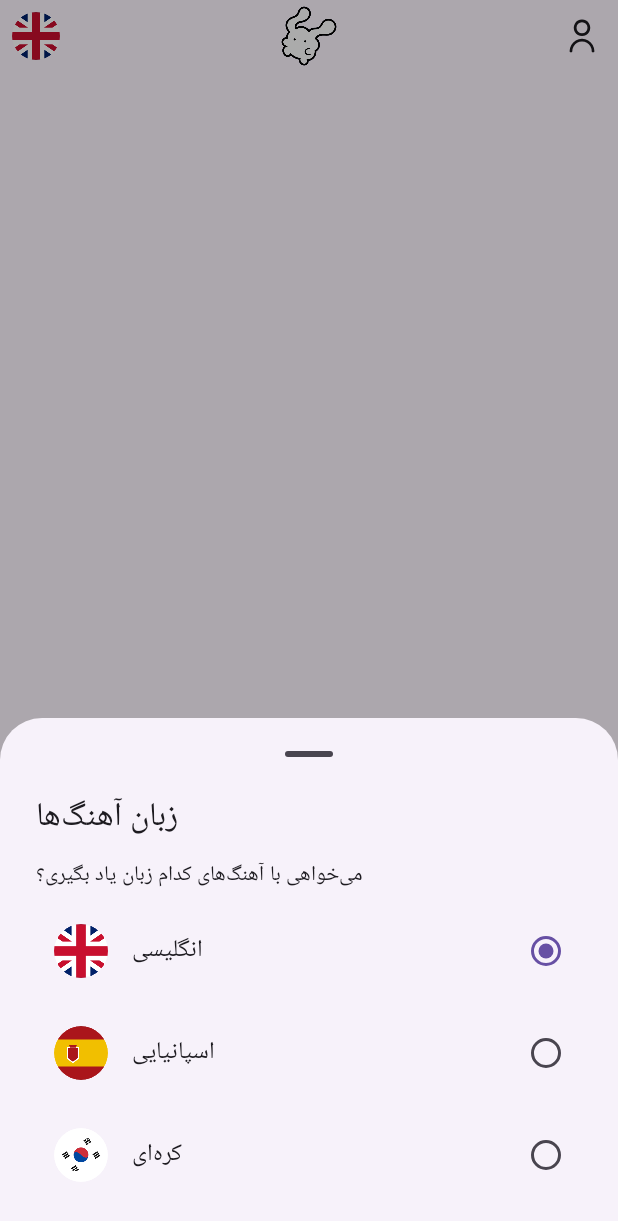
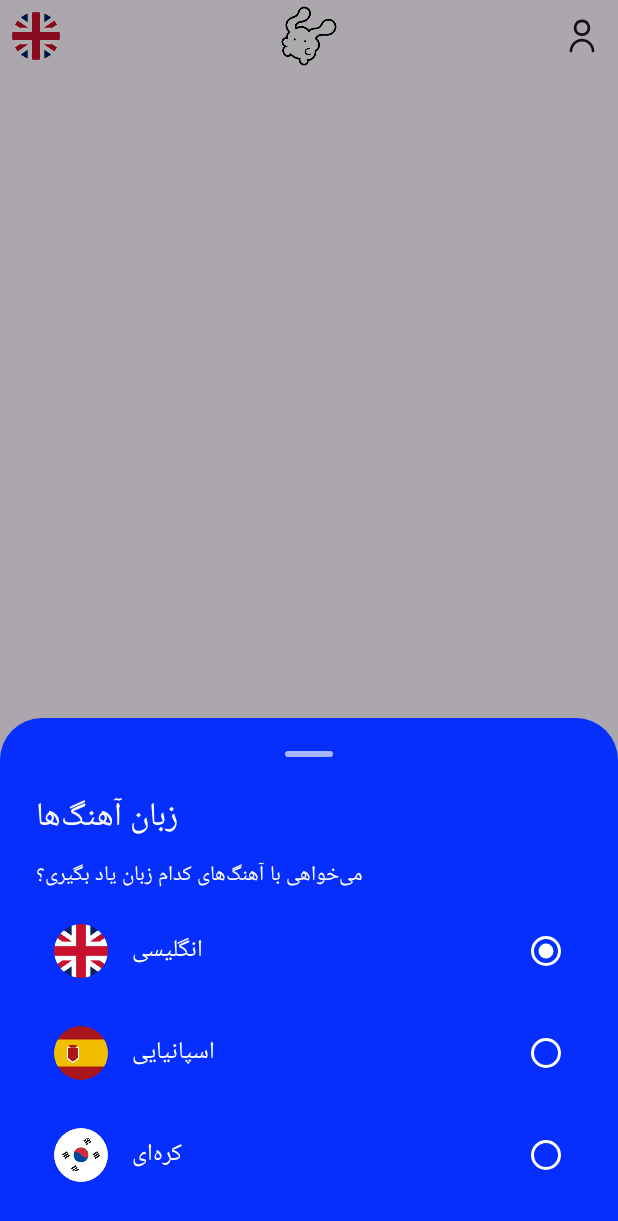
Before and after one commit to khodehydro/reedance-android, an Android app built with Jetpack Compose: the composable MainHeader called with empty values, after a tap on an icon or button, on a phone screen of 412 x 824 dp. Shown: the top 1221 px of the screen. Run offline under Robolectric (Android 15) with nearby library versions, the phone set to English and light mode, and no system bars; 7 statements that could not run were skipped; 1 other tap on this screen came first.

Commit message:
style: apply blue background and white content to all bottom sheets
Co-authored-by: arena-agent <297053741+arena-agent@users.noreply.github.com>

```diff
--- a/android/app/src/main/java/com/hydro/reedance/ui/MainHeader.kt
+++ b/android/app/src/main/java/com/hydro/reedance/ui/MainHeader.kt
@@ -55,7 +55,7 @@ private val songLanguages = listOf(
             AppIcon(UiIcons.User, tr("فضای من و تنظیمات", "My space and settings"))
         }
     }
-    if(choosingLanguage) ModalBottomSheet(onDismissRequest = { choosingLanguage = false }) {
+    if(choosingLanguage) ReedanceBottomSheet(onDismissRequest = { choosingLanguage = false }) {
         Column(Modifier.fillMaxWidth().padding(horizontal = 24.dp).padding(bottom = 24.dp).selectableGroup(), verticalArrangement = Arrangement.spacedBy(8.dp)) {
             Text(tr("زبان آهنگ‌ها", "Song language"), style = MaterialTheme.typography.titleLarge)
             Text(tr("می‌خواهی با آهنگ‌های کدام زبان یاد بگیری؟", "Which language would you like to learn through music?"), style = MaterialTheme.typography.bodyMedium)
--- /dev/null
+++ b/android/app/src/main/java/com/hydro/reedance/ui/ReedanceBottomSheet.kt
@@ -0,0 +1,35 @@
+package com.hydro.reedance.ui
+
+import androidx.compose.foundation.layout.ColumnScope
+import androidx.compose.material3.*
+import androidx.compose.runtime.Composable
+import androidx.compose.ui.graphics.Color
+import androidx.compose.ui.unit.dp
+
+private val SheetBlue = Color(0xFF062FFD)
+
+/** Shared sheet palette in light/dark mode, including buttons and radio controls. */
+@OptIn(ExperimentalMaterial3Api::class)
+@Composable internal fun ReedanceBottomSheet(onDismissRequest: () -> Unit, content: @Composable ColumnScope.() -> Unit) {
+    val colors = MaterialTheme.colorScheme.copy(
+        primary = Color.White,
+        onPrimary = SheetBlue,
+        secondary = Color.White,
+        onSecondary = SheetBlue,
+        surface = SheetBlue,
+        surfaceContainerLow = SheetBlue,
+        onSurface = Color.White,
+        onSurfaceVariant = Color.White,
+        outline = Color.White.copy(alpha = .7f)
+    )
+    MaterialTheme(colorScheme = colors) {
+        ModalBottomSheet(
+            onDismissRequest = onDismissRequest,
+            containerColor = SheetBlue,
+            contentColor = Color.White,
+            tonalElevation = 0.dp,
+            dragHandle = { BottomSheetDefaults.DragHandle(color = Color.White.copy(alpha = .65f)) },
+            content = content
+        )
+    }
+}
--- a/android/app/src/main/java/com/hydro/reedance/ui/Song.kt
+++ b/android/app/src/main/java/com/hydro/reedance/ui/Song.kt
@@ -145,7 +145,7 @@ fun clock(ms: Long): String = "%d:%02d".format(ms / 60000, ms / 1000 % 60)
         text = { Text(tr("خرید اشتراک هنوز به فروشگاه متصل نشده است؛ در این نسخه پرداختی انجام نمی‌شود.", "Subscription checkout is not connected yet. No payment is taken in this version.")) },
         confirmButton = { PressTextButton({ subscriptionInfo = false }) { Text(tr("باشه", "OK")) } }
     )
-    selectedWord?.let { word -> ModalBottomSheet(onDismissRequest = { selectedWord = null }) {
+    selectedWord?.let { word -> ReedanceBottomSheet(onDismissRequest = { selectedWord = null }) {
         Column(Modifier.fillMaxWidth().padding(24.dp), verticalArrangement = Arrangement.spacedBy(14.dp)) {
             Foreign(word.s("lemma"), large = true); Foreign(word.s("ipa"))
             if(fa) Text(word.s("faReading"))
--- a/android/app/src/main/java/com/hydro/reedance/ui/StarterDestination.kt
+++ b/android/app/src/main/java/com/hydro/reedance/ui/StarterDestination.kt
@@ -50,7 +50,7 @@ private val courseFlags = listOf("en" to R.drawable.flag_gb_circle, "es" to R.dr
             )) { StarterScreen(model, selected.first) }
         }
     }
-    if(choosing) ModalBottomSheet(onDismissRequest = { choosing = false }) {
+    if(choosing) ReedanceBottomSheet(onDismissRequest = { choosing = false }) {
         Column(Modifier.fillMaxWidth().padding(horizontal = 24.dp).padding(bottom = 24.dp).selectableGroup(), verticalArrangement = Arrangement.spacedBy(12.dp)) {
             Text(tr("زبان آموزش استارتر", "Starter learning language"), style = MaterialTheme.typography.titleLarge)
             courseFlags.forEach { (code, flag) ->
```
Also changed, not shown: 1 other file.
